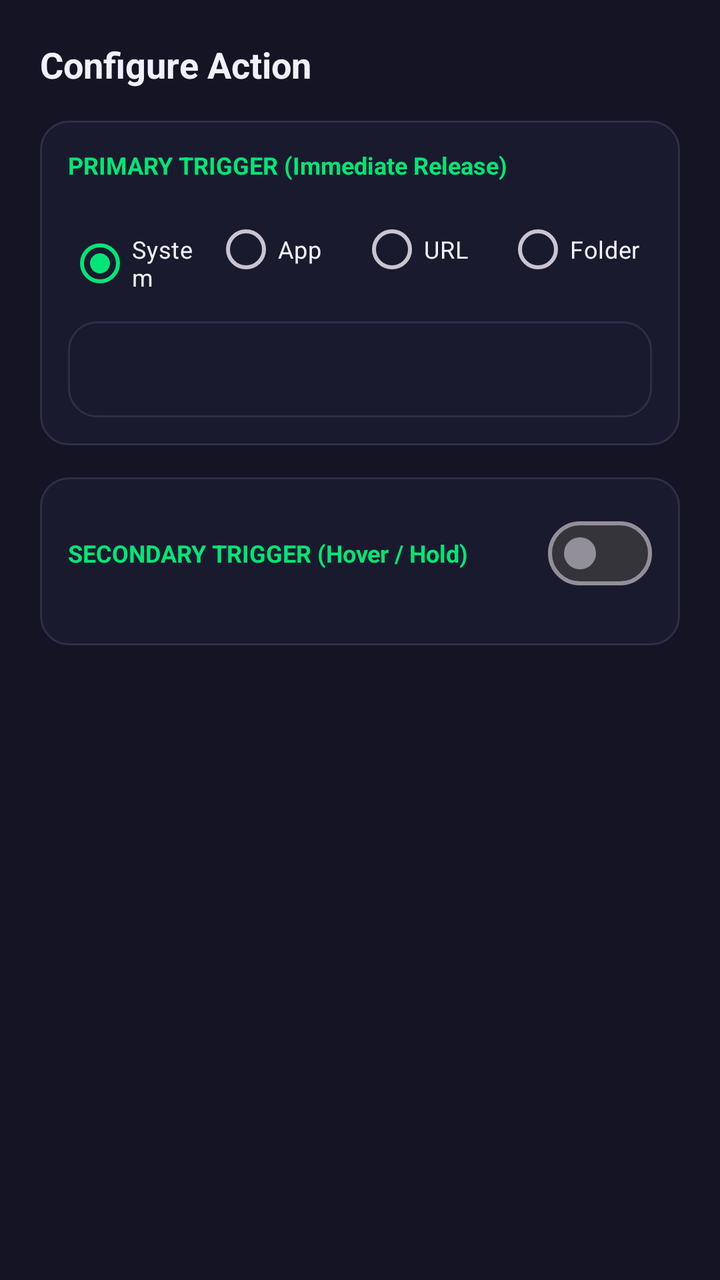
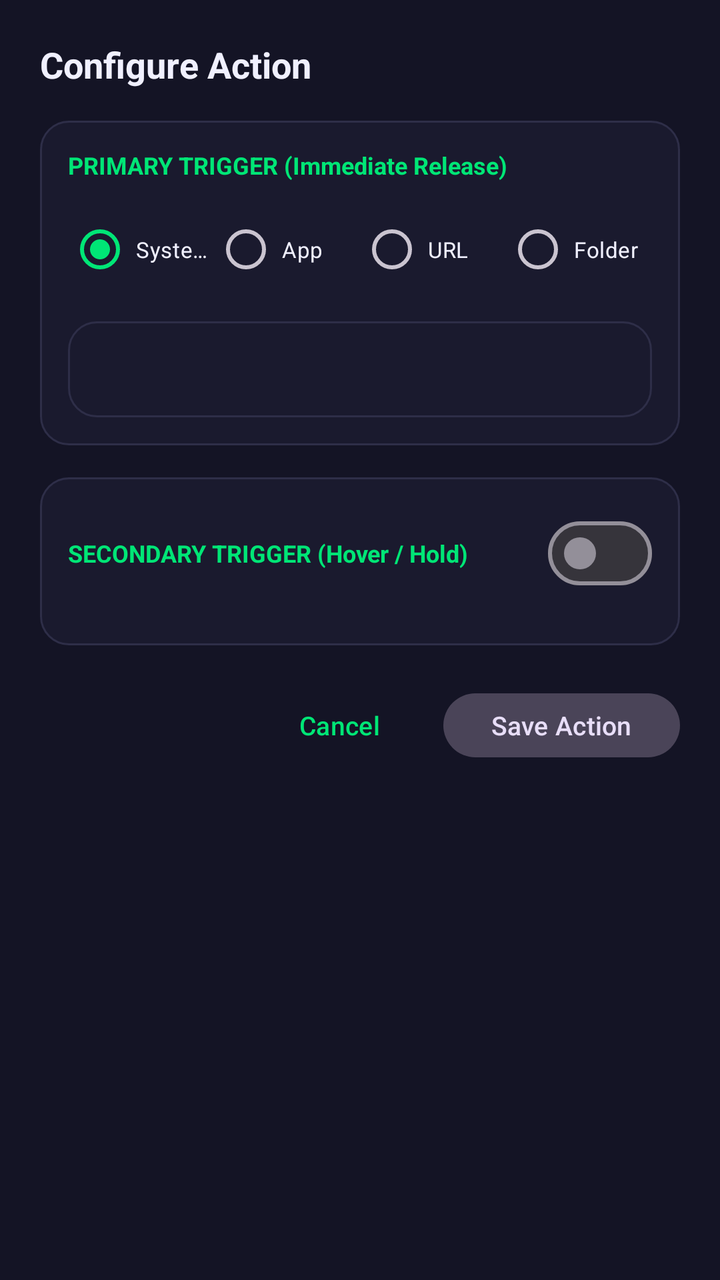

An Android layout rendered at two revisions. The XML below is the earlier revision; the diff shows what the commit changed to produce the second picture.
<!-- AndroidManifest.xml: application theme Theme.PieControl -->
<!-- res/layout/dialog_add_action.xml -->
<?xml version="1.0" encoding="utf-8"?>
<androidx.core.widget.NestedScrollView xmlns:android="http://schemas.android.com/apk/res/android"
    xmlns:app="http://schemas.android.com/apk/res-auto"
    android:layout_width="match_parent"
    android:layout_height="wrap_content"
    android:fillViewport="true"
    android:background="@color/surface">

    <LinearLayout
        android:layout_width="match_parent"
        android:layout_height="wrap_content"
        android:orientation="vertical"
        android:padding="20dp">

        <TextView
            android:id="@+id/tvDialogTitle"
            android:layout_width="wrap_content"
            android:layout_height="wrap_content"
            android:text="Configure Action"
            android:textColor="@color/text_primary"
            android:textSize="18sp"
            android:textStyle="bold"
            android:layout_marginBottom="16dp" />

        
        <LinearLayout
            android:layout_width="match_parent"
            android:layout_height="wrap_content"
            android:orientation="vertical"
            android:background="@drawable/bg_card"
            android:padding="14dp"
            android:layout_marginBottom="16dp">

            <TextView
                android:layout_width="wrap_content"
                android:layout_height="wrap_content"
                android:text="PRIMARY TRIGGER (Immediate Release)"
                android:textColor="@color/primary"
                android:textSize="12sp"
                android:textStyle="bold"
                android:layout_marginBottom="10dp" />

            <RadioGroup
                android:id="@+id/rgActionCategory"
                android:layout_width="match_parent"
                android:layout_height="wrap_content"
                android:orientation="horizontal"
                android:layout_marginBottom="12dp">

                <RadioButton
                    android:id="@+id/rbSystem"
                    android:layout_width="0dp"
                    android:layout_height="wrap_content"
                    android:layout_weight="1"
                    android:checked="true"
                    android:text="System"
                    android:textSize="12sp"
                    android:textColor="@color/text_primary" />

                <RadioButton
                    android:id="@+id/rbApp"
                    android:layout_width="0dp"
                    android:layout_height="wrap_content"
                    android:layout_weight="1"
                    android:text="App"
                    android:textSize="12sp"
                    android:textColor="@color/text_primary" />

                <RadioButton
                    android:id="@+id/rbUrl"
                    android:layout_width="0dp"
                    android:layout_height="wrap_content"
                    android:layout_weight="1"
                    android:text="URL"
                    android:textSize="12sp"
                    android:textColor="@color/text_primary" />

                <RadioButton
                    android:id="@+id/rbFolder"
                    android:layout_width="0dp"
                    android:layout_height="wrap_content"
                    android:layout_weight="1"
                    android:text="Folder"
                    android:textSize="12sp"
                    android:textColor="@color/text_primary" />
            </RadioGroup>

            
            <LinearLayout
                android:id="@+id/layoutSystemActions"
                android:layout_width="match_parent"
                android:layout_height="wrap_content"
                android:orientation="vertical">

                <Spinner
                    android:id="@+id/spinnerSystemActions"
                    android:layout_width="match_parent"
                    android:layout_height="48dp"
                    android:background="@drawable/bg_card"
                    android:paddingHorizontal="12dp" />
            </LinearLayout>

            
            <LinearLayout
                android:id="@+id/layoutAppPicker"
                android:layout_width="match_parent"
                android:layout_height="wrap_content"
                android:orientation="vertical"
                android:visibility="gone">

                <EditText
                    android:id="@+id/etSearchApp"
                    android:layout_width="match_parent"
                    android:layout_height="44dp"
                    android:background="@drawable/bg_card"
                    android:hint="Search installed apps..."
                    android:textColorHint="@color/text_secondary"
                    android:textColor="@color/text_primary"
                    android:paddingHorizontal="12dp"
                    android:textSize="14sp"
                    android:layout_marginBottom="8dp" />

                <androidx.recyclerview.widget.RecyclerView
                    android:id="@+id/rvAppsList"
                    android:layout_width="match_parent"
                    android:layout_height="180dp" />
            </LinearLayout>

            
            <LinearLayout
                android:id="@+id/layoutUrl"
                android:layout_width="match_parent"
                android:layout_height="wrap_content"
                android:orientation="vertical"
                android:visibility="gone">

                <EditText
                    android:id="@+id/etWebUrl"
                    android:layout_width="match_parent"
                    android:layout_height="44dp"
                    android:background="@drawable/bg_card"
                    android:hint="https://example.com"
                    android:textColorHint="@color/text_secondary"
                    android:textColor="@color/text_primary"
                    android:paddingHorizontal="12dp"
                    android:textSize="14sp"
                    android:inputType="textUri"
                    android:layout_marginBottom="8dp" />

                <EditText
                    android:id="@+id/etWebLabel"
                    android:layout_width="match_parent"
                    android:layout_height="44dp"
                    android:background="@drawable/bg_card"
                    android:hint="Shortcut Label (e.g. Website)"
                    android:textColorHint="@color/text_secondary"
                    android:textColor="@color/text_primary"
                    android:paddingHorizontal="12dp"
                    android:textSize="14sp"
                    android:inputType="text" />
            </LinearLayout>

            
            <LinearLayout
                android:id="@+id/layoutFolderPicker"
                android:layout_width="match_parent"
                android:layout_height="wrap_content"
                android:orientation="vertical"
                android:visibility="gone">

                <Spinner
                    android:id="@+id/spinnerPrimaryFolder"
                    android:layout_width="match_parent"
                    android:layout_height="48dp"
                    android:background="@drawable/bg_card"
                    android:paddingHorizontal="12dp" />
            </LinearLayout>

        </LinearLayout>

        
        <LinearLayout
            android:layout_width="match_parent"
            android:layout_height="wrap_content"
            android:orientation="vertical"
            android:background="@drawable/bg_card"
            android:padding="14dp">

            <LinearLayout
                android:layout_width="match_parent"
                android:layout_height="wrap_content"
                android:orientation="horizontal"
                android:gravity="center_vertical"
                android:layout_marginBottom="8dp">

                <TextView
                    android:layout_width="0dp"
                    android:layout_height="wrap_content"
                    android:layout_weight="1"
                    android:text="SECONDARY TRIGGER (Hover / Hold)"
                    android:textColor="@color/primary"
                    android:textSize="12sp"
                    android:textStyle="bold" />

                <com.google.android.material.materialswitch.MaterialSwitch
                    android:id="@+id/switchEnableSecondary"
                    android:layout_width="wrap_content"
                    android:layout_height="wrap_content" />
            </LinearLayout>

            <LinearLayout
                android:id="@+id/layoutSecondaryContainer"
                android:layout_width="match_parent"
                android:layout_height="wrap_content"
                android:orientation="vertical"
                android:visibility="gone">

                <RadioGroup
                    android:id="@+id/rgSecondaryCategory"
                    android:layout_width="match_parent"
                    android:layout_height="wrap_content"
                    android:orientation="horizontal"
                    android:layout_marginBottom="12dp">

                    <RadioButton
                        android:id="@+id/rbSecSystem"
                        android:layout_width="0dp"
                        android:layout_height="wrap_content"
                        android:layout_weight="1"
                        android:checked="true"
                        android:text="System"
                        android:textSize="12sp"
                        android:textColor="@color/text_primary" />

                    <RadioButton
                        android:id="@+id/rbSecApp"
                        android:layout_width="0dp"
                        android:layout_height="wrap_content"
                        android:layout_weight="1"
                        android:text="App"
                        android:textSize="12sp"
                        android:textColor="@color/text_primary" />

                    <RadioButton
                        android:id="@+id/rbSecUrl"
                        android:layout_width="0dp"
                        android:layout_height="wrap_content"
                        android:layout_weight="1"
                        android:text="URL"
                        android:textSize="12sp"
                        android:textColor="@color/text_primary" />

                    <RadioButton
                        android:id="@+id/rbSecFolder"
                        android:layout_width="0dp"
                        android:layout_height="wrap_content"
                        android:layout_weight="1"
                        android:text="Folder"
                        android:textSize="12sp"
                        android:textColor="@color/text_primary" />
                </RadioGroup>

                
                <LinearLayout
                    android:id="@+id/layoutSecSystemActions"
                    android:layout_width="match_parent"
                    android:layout_height="wrap_content"
                    android:orientation="vertical">

                    <Spinner
                        android:id="@+id/spinnerSecSystemActions"
                        android:layout_width="match_parent"
                        android:layout_height="48dp"
                        android:background="@drawable/bg_card"
                        android:paddingHorizontal="12dp" />
                </LinearLayout>

                
                <LinearLayout
                    android:id="@+id/layoutSecAppPicker"
                    android:layout_width="match_parent"
                    android:layout_height="wrap_content"
                    android:orientation="vertical"
                    android:visibility="gone">

                    <EditText
                        android:id="@+id/etSecSearchApp"
                        android:layout_width="match_parent"
                        android:layout_height="44dp"
                        android:background="@drawable/bg_card"
                        android:hint="Search apps for secondary..."
                        android:textColorHint="@color/text_secondary"
                        android:textColor="@color/text_primary"
                        android:paddingHorizontal="12dp"
                        android:textSize="14sp"
                        android:layout_marginBottom="8dp" />

                    <androidx.recyclerview.widget.RecyclerView
                        android:id="@+id/rvSecAppsList"
                        android:layout_width="match_parent"
                        android:layout_height="180dp" />
                </LinearLayout>

                
                <LinearLayout
                    android:id="@+id/layoutSecUrl"
                    android:layout_width="match_parent"
                    android:layout_height="wrap_content"
                    android:orientation="vertical"
                    android:visibility="gone">

                    <EditText
                        android:id="@+id/etSecWebUrl"
                        android:layout_width="match_parent"
                        android:layout_height="44dp"
                        android:background="@drawable/bg_card"
                        android:hint="https://example.com"
                        android:textColorHint="@color/text_secondary"
                        android:textColor="@color/text_primary"
                        android:paddingHorizontal="12dp"
                        android:textSize="14sp"
                        android:inputType="textUri"
                        android:layout_marginBottom="8dp" />

                    <EditText
                        android:id="@+id/etSecWebLabel"
                        android:layout_width="match_parent"
                        android:layout_height="44dp"
                        android:background="@drawable/bg_card"
                        android:hint="Shortcut Label (e.g. Website)"
                        android:textColorHint="@color/text_secondary"
                        android:textColor="@color/text_primary"
                        android:paddingHorizontal="12dp"
                        android:textSize="14sp"
                        android:inputType="text" />
                </LinearLayout>

                
                <LinearLayout
                    android:id="@+id/layoutSecFolderPicker"
                    android:layout_width="match_parent"
                    android:layout_height="wrap_content"
                    android:orientation="vertical"
                    android:visibility="gone">

                    <Spinner
                        android:id="@+id/spinnerSecFolder"
                        android:layout_width="match_parent"
                        android:layout_height="48dp"
                        android:background="@drawable/bg_card"
                        android:paddingHorizontal="12dp" />
                </LinearLayout>

            </LinearLayout>

        </LinearLayout>

    </LinearLayout>

</androidx.core.widget.NestedScrollView>
<!-- resources referenced by this layout -->
<resources>
  <color name="primary">#00E676</color>
  <color name="surface">#141425</color>
  <color name="text_primary">#F0F0FF</color>
  <color name="text_secondary">#9CA3AF</color>
  <!-- drawable bg_card (drawable) -->
  <?xml version="1.0" encoding="utf-8"?>
  <shape xmlns:android="http://schemas.android.com/apk/res/android"
      android:shape="rectangle">
      <solid android:color="@color/surface_card" />
      <corners android:radius="14dp" />
      <stroke android:width="1dp" android:color="@color/border_subtle" />
  </shape>
  <style name="Theme.PieControl" parent="Theme.Material3.Dark.NoActionBar">
          <item name="android:statusBarColor">@color/background</item>
          <item name="android:navigationBarColor">@color/background</item>
          <item name="android:windowBackground">@color/background</item>
          <item name="colorPrimary">@color/primary</item>
          <item name="colorOnPrimary">@color/on_primary</item>
          <item name="colorSurface">@color/surface</item>
          <item name="colorOnSurface">@color/text_primary</item>
      </style>
  <color name="surface_card">#1A1A2E</color>
  <color name="border_subtle">#2E2E48</color>
  <color name="background">#0D0D1A</color>
  <color name="on_primary">#0D0D1A</color>
</resources>

<!-- the commit's change to res/layout/dialog_add_action.xml (unified diff, before → after) -->
@@ -54,7 +54,11 @@
                     android:layout_weight="1"
                     android:checked="true"
                     android:text="System"
-                    android:textSize="12sp"
+                    android:textSize="11sp"
+                    android:maxLines="1"
+                    android:singleLine="true"
+                    android:paddingStart="2dp"
+                    android:paddingEnd="2dp"
                     android:textColor="@color/text_primary" />
 
                 <RadioButton
@@ -63,7 +67,11 @@
                     android:layout_height="wrap_content"
                     android:layout_weight="1"
                     android:text="App"
-                    android:textSize="12sp"
+                    android:textSize="11sp"
+                    android:maxLines="1"
+                    android:singleLine="true"
+                    android:paddingStart="2dp"
+                    android:paddingEnd="2dp"
                     android:textColor="@color/text_primary" />
 
                 <RadioButton
@@ -72,7 +80,11 @@
                     android:layout_height="wrap_content"
                     android:layout_weight="1"
                     android:text="URL"
-                    android:textSize="12sp"
+                    android:textSize="11sp"
+                    android:maxLines="1"
+                    android:singleLine="true"
+                    android:paddingStart="2dp"
+                    android:paddingEnd="2dp"
                     android:textColor="@color/text_primary" />
 
                 <RadioButton
@@ -81,7 +93,11 @@
                     android:layout_height="wrap_content"
                     android:layout_weight="1"
                     android:text="Folder"
-                    android:textSize="12sp"
+                    android:textSize="11sp"
+                    android:maxLines="1"
+                    android:singleLine="true"
+                    android:paddingStart="2dp"
+                    android:paddingEnd="2dp"
                     android:textColor="@color/text_primary" />
             </RadioGroup>
 
@@ -229,7 +245,11 @@
                         android:layout_weight="1"
                         android:checked="true"
                         android:text="System"
-                        android:textSize="12sp"
+                        android:textSize="11sp"
+                        android:maxLines="1"
+                        android:singleLine="true"
+                        android:paddingStart="2dp"
+                        android:paddingEnd="2dp"
                         android:textColor="@color/text_primary" />
 
                     <RadioButton
@@ -238,7 +258,11 @@
                         android:layout_height="wrap_content"
                         android:layout_weight="1"
                         android:text="App"
-                        android:textSize="12sp"
+                        android:textSize="11sp"
+                        android:maxLines="1"
+                        android:singleLine="true"
+                        android:paddingStart="2dp"
+                        android:paddingEnd="2dp"
                         android:textColor="@color/text_primary" />
 
                     <RadioButton
@@ -247,7 +271,11 @@
                         android:layout_height="wrap_content"
                         android:layout_weight="1"
                         android:text="URL"
-                        android:textSize="12sp"
+                        android:textSize="11sp"
+                        android:maxLines="1"
+                        android:singleLine="true"
+                        android:paddingStart="2dp"
+                        android:paddingEnd="2dp"
                         android:textColor="@color/text_primary" />
 
                     <RadioButton
@@ -256,7 +284,11 @@
                         android:layout_height="wrap_content"
                         android:layout_weight="1"
                         android:text="Folder"
-                        android:textSize="12sp"
+                        android:textSize="11sp"
+                        android:maxLines="1"
+                        android:singleLine="true"
+                        android:paddingStart="2dp"
+                        android:paddingEnd="2dp"
                         android:textColor="@color/text_primary" />
                 </RadioGroup>
 
@@ -355,6 +387,33 @@
 
         </LinearLayout>
 
+        
+        <LinearLayout
+            android:layout_width="match_parent"
+            android:layout_height="wrap_content"
+            android:orientation="horizontal"
+            android:gravity="end|center_vertical"
+            android:layout_marginTop="16dp"
+            android:paddingTop="4dp">
+
+            <Button
+                android:id="@+id/btnDialogCancel"
+                style="@style/Widget.Material3.Button.TextButton"
+                android:layout_width="wrap_content"
+                android:layout_height="40dp"
+                android:text="Cancel"
+                android:textSize="13sp"
+                android:layout_marginEnd="8dp" />
+
+            <Button
+                android:id="@+id/btnDialogSave"
+                style="@style/Widget.Material3.Button.TonalButton"
+                android:layout_width="wrap_content"
+                android:layout_height="40dp"
+                android:text="Save Action"
+                android:textSize="13sp" />
+        </LinearLayout>
+
     </LinearLayout>
 
 </androidx.core.widget.NestedScrollView>
